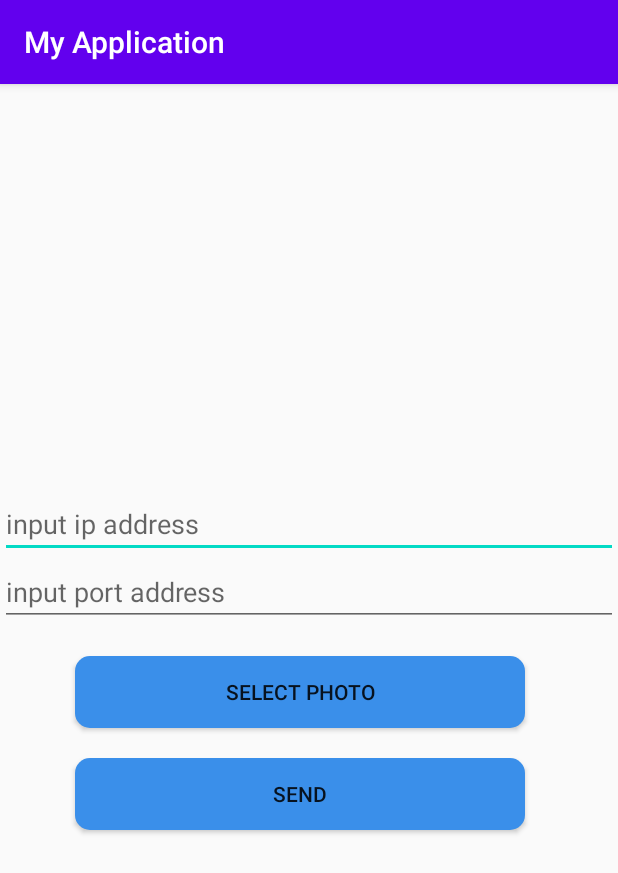
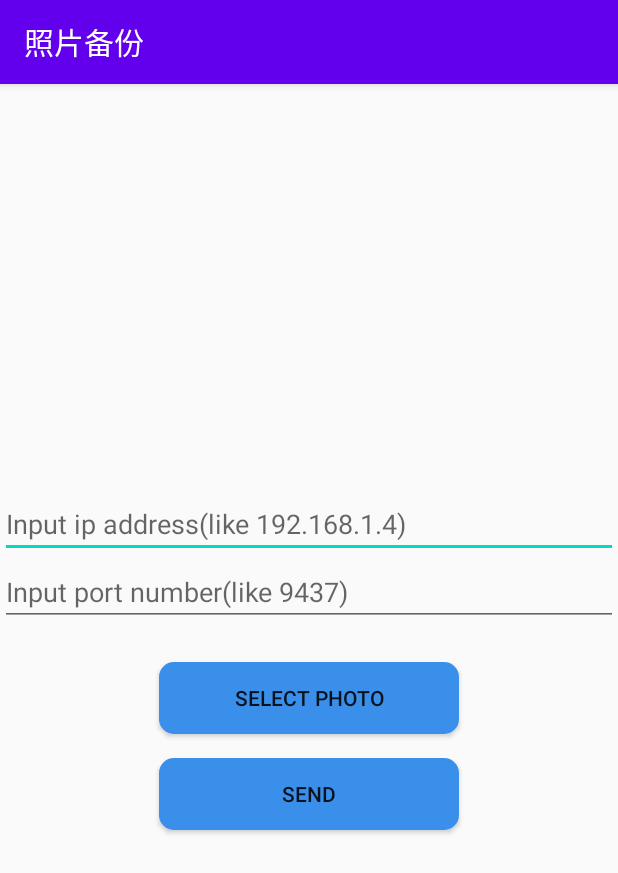
Before and after one commit to sh963852741/MyClient, an Android app: the screen it shows after launch (MainActivity), on a phone screen of 412 x 824 dp. Shown: the top 873 px of the screen. Run offline under Robolectric (Android 15) with nearby library versions, the phone set to English and light mode, and no system bars; libraries missing offline, so code that uses them is left out: droidninja.filepicker, droidninja.filepicker.utils.

Commit message:
支持IP选择

```diff
--- a/app/src/main/AndroidManifest.xml
+++ b/app/src/main/AndroidManifest.xml
@@ -8,7 +8,7 @@
     <application
         android:allowBackup="true"
         android:icon="@mipmap/ic_launcher"
-        android:label="@string/app_name"
+        android:label="照片备份"
         android:roundIcon="@mipmap/ic_launcher_round"
         android:supportsRtl="true"
         android:theme="@style/AppTheme">
--- a/app/src/main/res/layout/activity_main.xml
+++ b/app/src/main/res/layout/activity_main.xml
@@ -1,39 +1,42 @@
 <?xml version="1.0" encoding="utf-8"?>
 <LinearLayout xmlns:android="http://schemas.android.com/apk/res/android"
-    android:orientation="vertical"
     android:layout_width="fill_parent"
     android:layout_height="fill_parent"
-    android:gravity="center_vertical">
+    android:gravity="center_vertical"
+    android:orientation="vertical">
 
     <EditText
         android:id="@+id/ipAddr"
         android:layout_width="match_parent"
         android:layout_height="wrap_content"
-        android:hint="input ip address"/>
+        android:hint="Input ip address(like 192.168.1.4)" />
 
     <EditText
         android:id="@+id/portAddr"
         android:layout_width="match_parent"
-        android:hint="input port address"
-        android:layout_height="wrap_content"/>
+        android:layout_height="wrap_content"
+        android:hint="Input port number(like 9437)" />
 
     <Button
         android:id="@+id/Select"
-        android:layout_width="300dp"
+        android:layout_width="200dp"
         android:layout_height="wrap_content"
-        android:layout_marginStart="50dp"
-        android:layout_marginTop="20dp"
+        android:layout_gravity="center_horizontal"
+        android:layout_marginStart="0dp"
+        android:layout_marginTop="24dp"
         android:background="@drawable/btn_selector"
+        android:baselineAligned="false"
         android:text="select photo" />
 
 
     <Button
         android:id="@+id/send"
-        android:layout_width="300dp"
+        android:layout_width="200dp"
         android:layout_height="wrap_content"
-        android:layout_marginStart="50dp"
-        android:layout_marginTop="20dp"
+        android:layout_gravity="center_horizontal"
+        android:layout_marginStart="0dp"
+        android:layout_marginTop="16dp"
         android:background="@drawable/btn_selector"
-        android:text="send"/>
+        android:text="send" />
 
 </LinearLayout>
```
